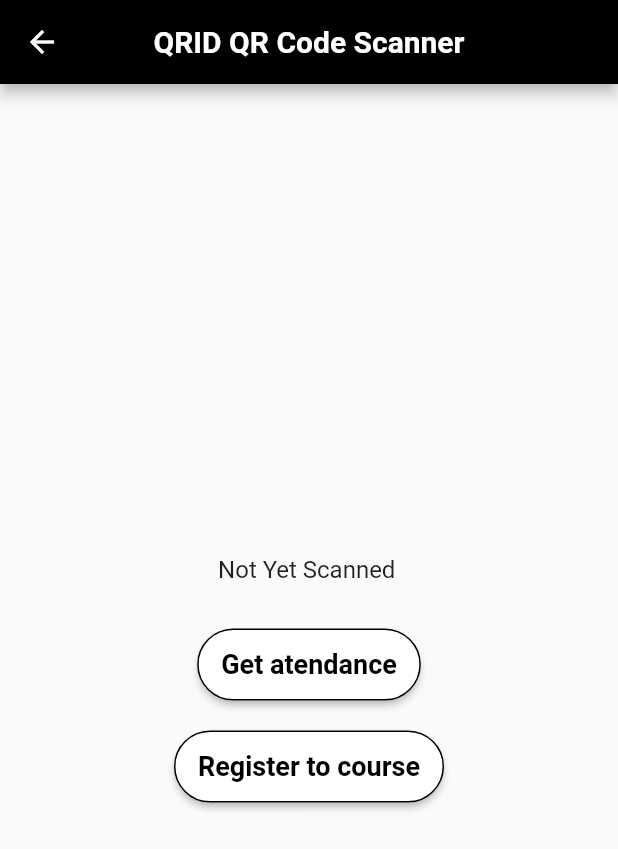
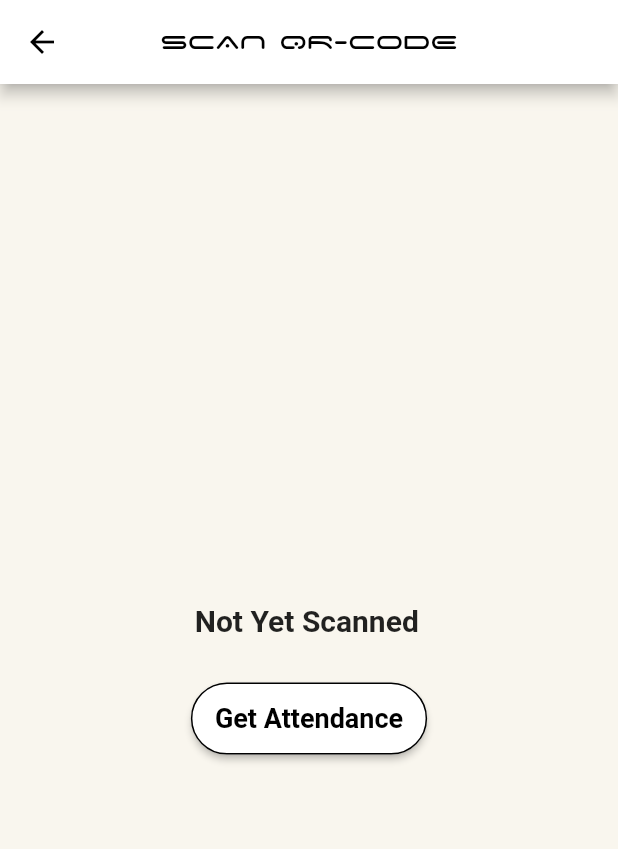
Before and after one commit to csvenoms/QRID-front, a Flutter app: the ScanPage screen opened directly, on a phone screen of 412 x 824 dp. Shown: the top 849 px of the screen. Run offline on Flutter 3.47's test engine with Material 2 defaults, Android fonts, the phone set to English and light mode, and no system bars; our stand-ins replace get, hexcolor, qr_flutter; missing offline and left inert: barcode_scan2, scroll_app_bar; network calls fail.

Commit message:
Avater and latest QRscanner

```diff
--- a/lib/QRrelated/scanner_page.dart
+++ b/lib/QRrelated/scanner_page.dart
@@ -1,9 +1,12 @@
+// ignore_for_file: prefer_const_constructors
+
 import 'dart:convert';
 
 import 'package:barcode_scan2/barcode_scan2.dart';
 import 'package:flutter/material.dart';
 import 'package:get/get.dart';
 import 'package:get/get_connect/http/src/utils/utils.dart';
+import '../utils/global.colors.dart';
 import 'package:http/http.dart' as http;
 
 class ScanPage extends StatefulWidget {
@@ -16,18 +19,24 @@ class ScanPage extends StatefulWidget {
 class _ScanPageState extends State<ScanPage> {
   String qrCodeResult = "Not Yet Scanned";
 
-
-
   @override
   Widget build(BuildContext context) {
     final key = GlobalKey<ScaffoldState>();
     return Scaffold(
+      backgroundColor: GlobalColors.mainColor,
       key: key,
       appBar: AppBar(
-        backgroundColor: Colors.black,
+        iconTheme: IconThemeData(
+          color: Colors.black,
+        ),
+        backgroundColor: Colors.white,
         title: const Text(
-          'QRID QR Code Scanner',
-          style: TextStyle(color: Colors.white, fontWeight: FontWeight.bold),
+          'SCAN QR-CODE',
+          style: TextStyle(
+            color: Colors.black,
+            fontSize: 20,
+            fontFamily: 'Space Age',
+          ),
         ),
         centerTitle: true,
       ),
@@ -48,8 +57,8 @@ class _ScanPageState extends State<ScanPage> {
                 qrCodeResult,
                 textAlign: TextAlign.center,
                 style: const TextStyle(
-                  fontSize: 16.0,
-                  fontWeight: FontWeight.w400,
+                  fontSize: 20,
+                  fontWeight: FontWeight.bold,
                 ),
                 cursorColor: Colors.red,
                 showCursor: true,
@@ -68,14 +77,24 @@ class _ScanPageState extends State<ScanPage> {
                 ? Padding(
                     padding: const EdgeInsets.all(20.0),
                     child: GestureDetector(
-                      child: Text("Got data"),
+                      child: Text(
+                        "Scanned Successfully",
+                        textAlign: TextAlign.center,
+                        style: TextStyle(
+                          fontWeight: FontWeight.bold,
+                          fontSize: 20,
+                        ),
+                      ),
                       onTap: () async {
-
-                        String jsonString =
-                            qrCodeResult + '"stud_id":"' + Get.arguments[0] + '"}';
+                        String jsonString = qrCodeResult +
+                            '"stud_id":"' +
+                            Get.arguments[0] +
+                            '"}';
 
                         jsonString = jsonString.replaceAll("'", "\"");
-                        Map<String, String> headers = {"Content-Type": "application/json; charset=UTF-8"};
+                        Map<String, String> headers = {
+                          "Content-Type": "application/json; charset=UTF-8"
+                        };
 
                         Get.dialog(
                           AlertDialog(
@@ -94,14 +113,12 @@ class _ScanPageState extends State<ScanPage> {
                         var url = Uri.parse(
                             "http://10.194.109.26:8000/instructor/attended");
                         var resp = await http.post(url,
-                        headers: headers,
-                            body: jsonString);
+                            headers: headers, body: jsonString);
                         if (resp.statusCode == 200) {
                           Get.snackbar("success", 'data sent successfully',
                               backgroundColor: Colors.green,
                               colorText: Colors.white);
-                        }
-                        else{
+                        } else {
                           Get.dialog(
                             AlertDialog(
                               title: Text('Alert'),
@@ -142,7 +159,7 @@ class _ScanPageState extends State<ScanPage> {
                         ),
                         onPressed: _scanBarcode,
                         child: const Text(
-                          "Get atendance",
+                          "Get Attendance",
                           style: TextStyle(
                             fontSize: 18,
                             fontWeight: FontWeight.bold,
@@ -150,37 +167,6 @@ class _ScanPageState extends State<ScanPage> {
                         ),
                       ),
                     ),
-                    Container(
-                      padding: const EdgeInsets.only(
-                          left: 30.0, right: 30.0, top: 20.0),
-                      height: 68.0,
-                      child: ElevatedButton(
-                        style: ElevatedButton.styleFrom(
-                          foregroundColor: Colors.black,
-                          backgroundColor: Colors.white,
-                          shape: RoundedRectangleBorder(
-                            side: const BorderSide(
-                              color: Colors.black,
-                              width: 1.0,
-                              style: BorderStyle.solid,
-                            ),
-                            borderRadius: BorderRadius.circular(
-                              32.0,
-                            ),
-                          ),
-                        ),
-                        onPressed: () {
-                          //barcode scanner
-                        },
-                        child: const Text(
-                          "Register to course",
-                          style: TextStyle(
-                            fontSize: 18,
-                            fontWeight: FontWeight.bold,
-                          ),
-                        ),
-                      ),
-                    )
                   ]),
           ],
         ),
--- a/lib/widget/bottombar_widget.dart
+++ b/lib/widget/bottombar_widget.dart
@@ -1,7 +1,6 @@
 import 'package:flutter/material.dart';
 import 'package:flutter_application_1/QRrelated/home_page.dart';
 import 'package:get/get.dart';
-
 
 class BottombarWidget extends StatelessWidget {
   const BottombarWidget({super.key});
@@ -18,12 +17,12 @@ class BottombarWidget extends StatelessWidget {
               color: Colors.black,
               size: 35,
             ),
-            label: 'QR related',
+            label: '',
           ),
           const BottomNavigationBarItem(icon: Icon(null), label: ''),
         ],
             onTap: (value) {
-              Get.to(QR(),arguments: [ Get.arguments[2]]);
+              Get.to(QR(), arguments: [Get.arguments[2]]);
             }));
   }
 }
```
Also changed, not shown: lib/MODELS/Post.dart (+14 -12 lines), lib/QRrelated/home_page.dart (+16 -10 lines), lib/TAB_SCREENS/Home.dart (+0 -8 lines), lib/TAB_SCREENS/My_Account.dart (+6 -2 lines), lib/view/home.view.dart (+40 -9 lines), pubspec.lock. Lines whose indentation alone changed are shown as unchanged.
